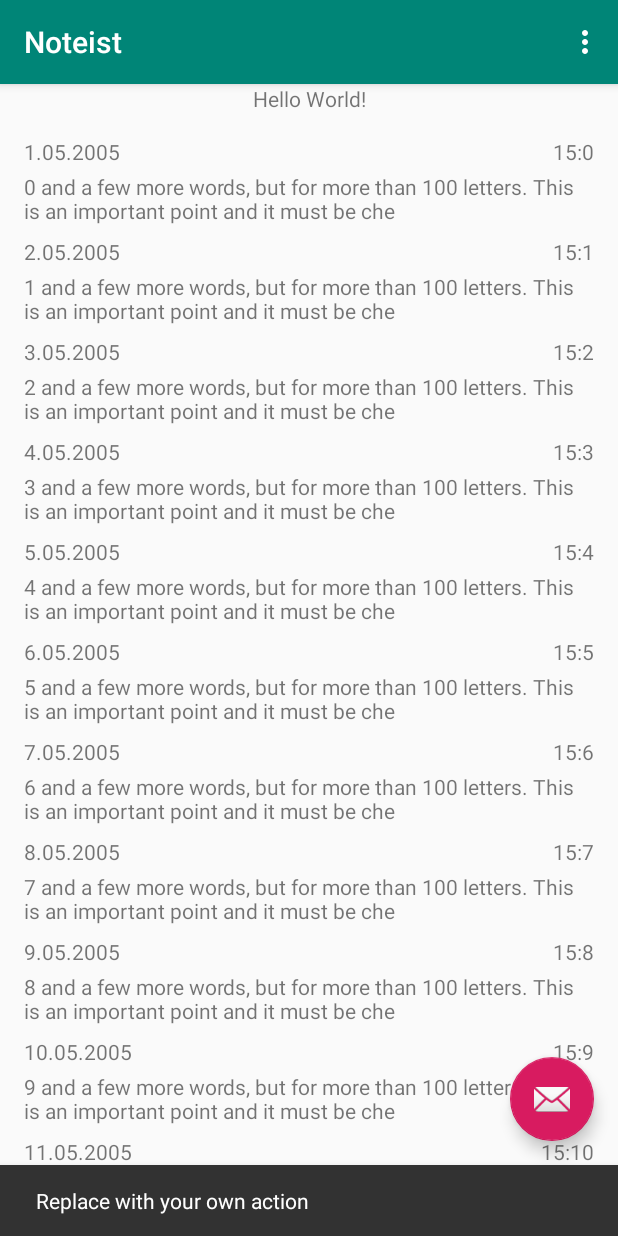
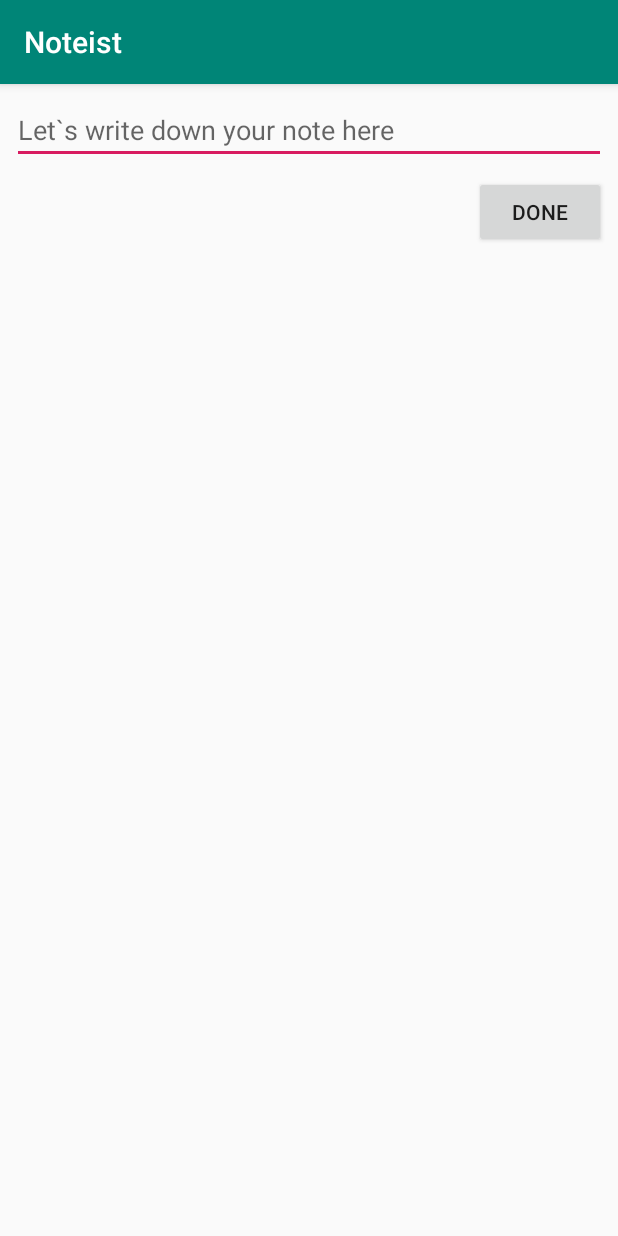
Before and after one commit to AlexanderPokidin/Noteist, an Android app: the screen it shows after launch (MainActivity before the commit, NoteDetailsActivity after it), after a tap on an icon or button, on a phone screen of 412 x 824 dp. Run offline under Robolectric (Android 15) with nearby library versions, the phone set to English and light mode, and no system bars.

Commit message:
NoteDetailsActivity added

```diff
--- a/app/src/main/AndroidManifest.xml
+++ b/app/src/main/AndroidManifest.xml
@@ -9,6 +9,7 @@
         android:roundIcon="@mipmap/ic_launcher_round"
         android:supportsRtl="true"
         android:theme="@style/AppTheme">
+        <activity android:name=".NoteDetailsActivity"></activity>
         <activity
             android:name=".MainActivity"
             android:label="@string/app_name"
--- a/app/src/main/java/com/pokidin/a/noteist/MainActivity.java
+++ b/app/src/main/java/com/pokidin/a/noteist/MainActivity.java
@@ -1,5 +1,6 @@
 package com.pokidin.a.noteist;
 
+import android.content.Intent;
 import android.os.Bundle;
 import android.support.design.widget.FloatingActionButton;
 import android.support.design.widget.Snackbar;
@@ -47,8 +48,8 @@ public class MainActivity extends AppCompatActivity {
         fab.setOnClickListener(new View.OnClickListener() {
             @Override
             public void onClick(View view) {
-                Snackbar.make(view, "Replace with your own action", Snackbar.LENGTH_LONG)
-                        .setAction("Action", null).show();
+                Intent intent = new Intent(getApplicationContext(), NoteDetailsActivity.class);
+                startActivity(intent);
             }
         });
     }
--- /dev/null
+++ b/app/src/main/java/com/pokidin/a/noteist/NoteDetailsActivity.java
@@ -0,0 +1,31 @@
+package com.pokidin.a.noteist;
+
+import android.support.v7.app.AppCompatActivity;
+import android.os.Bundle;
+import android.view.View;
+import android.widget.Button;
+import android.widget.EditText;
+import android.widget.Toast;
+
+public class NoteDetailsActivity extends AppCompatActivity {
+
+    private Button mButton;
+    private EditText mText;
+    @Override
+    protected void onCreate(Bundle savedInstanceState) {
+        super.onCreate(savedInstanceState);
+        setContentView(R.layout.activity_note_details);
+
+        mText = findViewById(R.id.et_text);
+
+        mButton = findViewById(R.id.btn_done);
+        mButton.setOnClickListener(new View.OnClickListener() {
+            @Override
+            public void onClick(View view) {
+                String tmp = String.valueOf(mText.getText());
+                Toast toast = Toast.makeText(getApplicationContext(), tmp, Toast.LENGTH_LONG);
+                toast.show();
+            }
+        });
+    }
+}
--- /dev/null
+++ b/app/src/main/res/layout/activity_note_details.xml
@@ -0,0 +1,31 @@
+<?xml version="1.0" encoding="utf-8"?>
+<android.support.constraint.ConstraintLayout xmlns:android="http://schemas.android.com/apk/res/android"
+    xmlns:app="http://schemas.android.com/apk/res-auto"
+    xmlns:tools="http://schemas.android.com/tools"
+    android:layout_width="match_parent"
+    android:layout_height="match_parent"
+    tools:context=".NoteDetailsActivity">
+
+    <EditText
+        android:id="@+id/et_text"
+        android:layout_width="match_parent"
+        android:layout_height="wrap_content"
+        android:layout_marginStart="8dp"
+        android:layout_marginTop="8dp"
+        android:layout_marginEnd="8dp"
+        android:hint="@string/write_your_note"
+        app:layout_constraintEnd_toEndOf="parent"
+        app:layout_constraintStart_toStartOf="parent"
+        app:layout_constraintTop_toTopOf="parent" />
+
+    <Button
+        android:id="@+id/btn_done"
+        android:layout_width="wrap_content"
+        android:layout_height="wrap_content"
+        android:layout_marginTop="8dp"
+        android:layout_marginEnd="8dp"
+        android:text="DONE"
+        app:layout_constraintEnd_toEndOf="parent"
+        app:layout_constraintTop_toBottomOf="@+id/et_text" />
+
+</android.support.constraint.ConstraintLayout>
--- a/app/src/main/res/values/strings.xml
+++ b/app/src/main/res/values/strings.xml
@@ -5,4 +5,5 @@
     <string name="test_string">and a few more words, but for more than 100 letters.
         This is an important point and it must be checked.
         Somewhere here the words no longer fit into the list.</string>
+    <string name="write_your_note">Let`s write down your note here</string>
 </resources>
```
